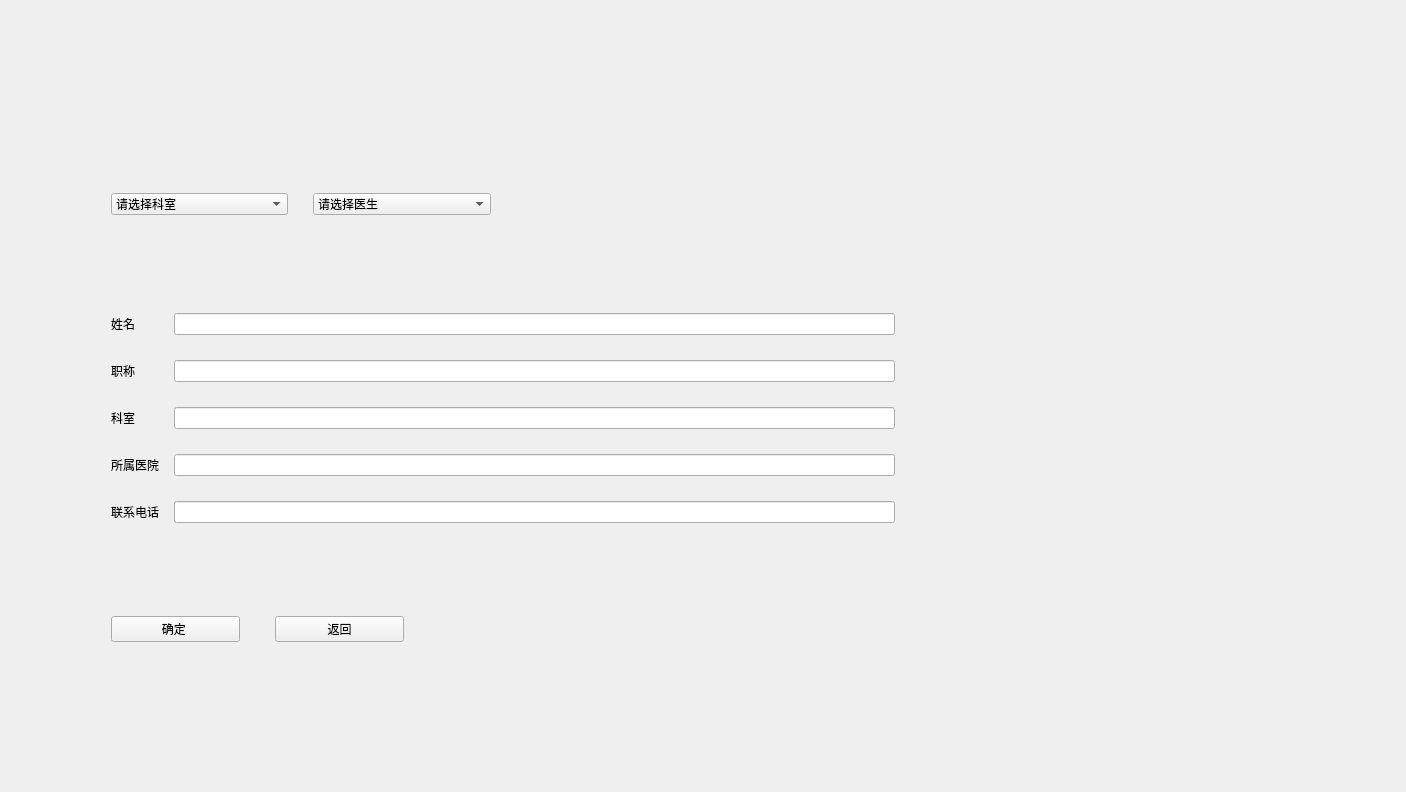
Above: ui/ViewDoctorInformations.ui from BottleOfErie/SmartHospital before the change. Below: the same form after it.
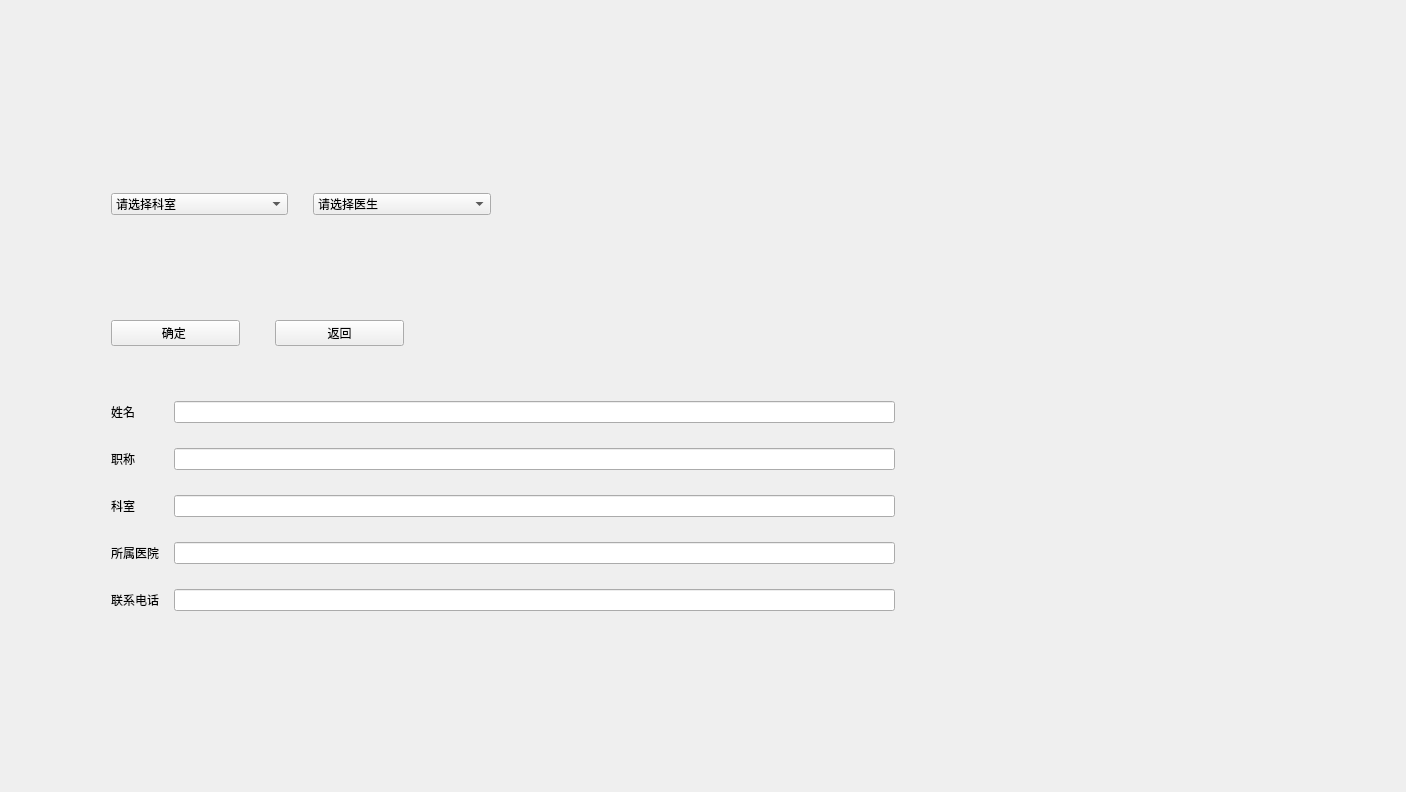
That is the form after the change. Icons and pictures are not drawn.

Diff of the .ui file:
```diff
--- a/ui/ViewDoctorInformations.ui
+++ b/ui/ViewDoctorInformations.ui
@@ -18,7 +18,7 @@
   </property>
   <layout class="QGridLayout" name="gridLayout">
    <item row="0" column="0">
-    <layout class="QVBoxLayout" name="verticalLayout" stretch="0,2,5,1,0">
+    <layout class="QVBoxLayout" name="verticalLayout" stretch="0,2,1,5,0">
      <property name="spacing">
       <number>25</number>
      </property>
@@ -130,6 +130,51 @@
        </item>
       </layout>
      </item>
+     <item>
+      <layout class="QHBoxLayout" name="horizontalLayout_3">
+       <property name="spacing">
+        <number>35</number>
+       </property>
+       <property name="topMargin">
+        <number>37</number>
+       </property>
+       <item>
+        <widget class="QPushButton" name="pushButton">
+         <property name="text">
+          <string>确定 </string>
+         </property>
+        </widget>
+       </item>
+       <item>
+        <widget class="QPushButton" name="pushButton_2">
+         <property name="text">
+          <string>返回</string>
+         </property>
+        </widget>
+       </item>
+       <item>
+        <widget class="QLabel" name="label_10">
+         <property name="text">
+          <string/>
+         </property>
+        </widget>
+       </item>
+       <item>
+        <widget class="QLabel" name="label_2">
+         <property name="text">
+          <string/>
+         </property>
+        </widget>
+       </item>
+       <item>
+        <widget class="QLabel" name="label_9">
+         <property name="text">
+          <string/>
+         </property>
+        </widget>
+       </item>
+      </layout>
+     </item>
      <item>
       <layout class="QFormLayout" name="formLayout">
        <property name="horizontalSpacing">
@@ -168,6 +213,9 @@
        <item row="2" column="1">
         <widget class="QLineEdit" name="lineEdit_4"/>
        </item>
+       <item row="1" column="1">
+        <widget class="QLineEdit" name="lineEdit_2"/>
+       </item>
        <item row="3" column="0">
         <widget class="QLabel" name="label_6">
          <property name="text">
@@ -176,7 +224,7 @@
         </widget>
        </item>
        <item row="3" column="1">
-        <widget class="QLineEdit" name="lineEdit_6"/>
+        <widget class="QLineEdit" name="lineEdit_5"/>
        </item>
        <item row="4" column="0">
         <widget class="QLabel" name="label_5">
@@ -186,55 +234,7 @@
         </widget>
        </item>
        <item row="4" column="1">
-        <widget class="QLineEdit" name="lineEdit_5"/>
-       </item>
-       <item row="1" column="1">
-        <widget class="QLineEdit" name="lineEdit_2"/>
-       </item>
-      </layout>
-     </item>
-     <item>
-      <layout class="QHBoxLayout" name="horizontalLayout_3">
-       <property name="spacing">
-        <number>35</number>
-       </property>
-       <property name="topMargin">
-        <number>37</number>
-       </property>
-       <item>
-        <widget class="QPushButton" name="pushButton">
-         <property name="text">
-          <string>确定 </string>
-         </property>
-        </widget>
-       </item>
-       <item>
-        <widget class="QPushButton" name="pushButton_2">
-         <property name="text">
-          <string>返回</string>
-         </property>
-        </widget>
-       </item>
-       <item>
-        <widget class="QLabel" name="label_10">
-         <property name="text">
-          <string/>
-         </property>
-        </widget>
-       </item>
-       <item>
-        <widget class="QLabel" name="label_2">
-         <property name="text">
-          <string/>
-         </property>
-        </widget>
-       </item>
-       <item>
-        <widget class="QLabel" name="label_9">
-         <property name="text">
-          <string/>
-         </property>
-        </widget>
+        <widget class="QLineEdit" name="lineEdit_6"/>
        </item>
       </layout>
      </item>
```
